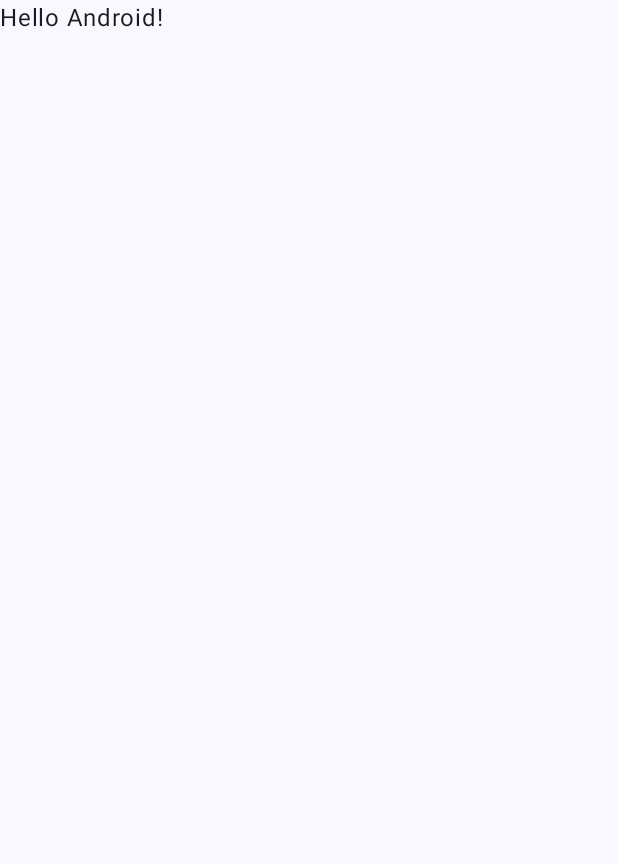
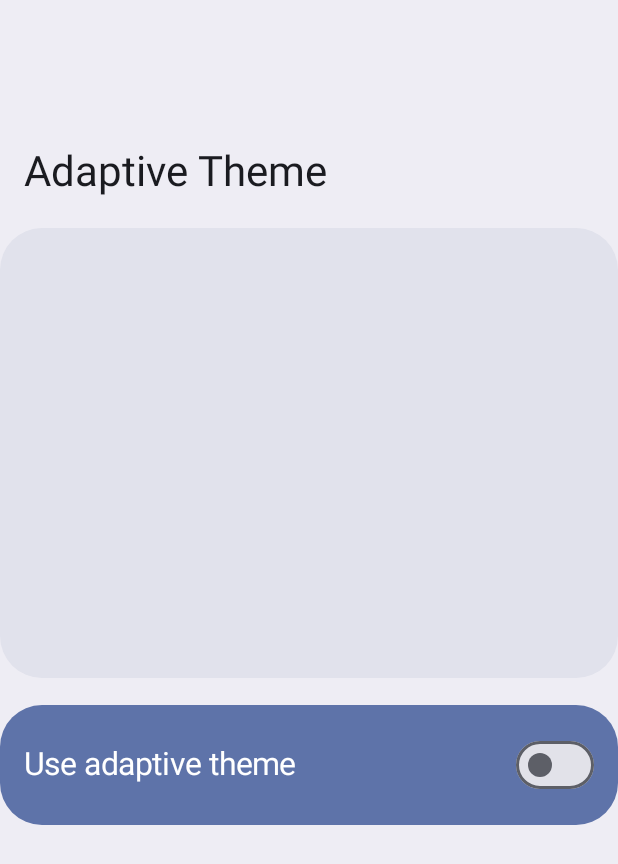
Before and after one commit to xLexip/Hecate, an Android app built with Jetpack Compose: the screen it shows after launch (MainActivity), on a phone screen of 412 x 824 dp. Before the commit the part shown is almost empty. Shown: the top 864 px of the screen. Run offline under Robolectric (Android 15) with nearby library versions, the phone set to English and light mode, and no system bars.

Commit message:
feat(ui): Basic UI implementation
#14
* Implement a basic main activity to use as an adaptive theme settings screen.

```diff
--- a/app/src/main/AndroidManifest.xml
+++ b/app/src/main/AndroidManifest.xml
@@ -13,8 +13,8 @@
 			android:usesCleartextTraffic="false"
 			android:windowSoftInputMode="adjustResize">
 		<activity
-				android:name="MainActivity"
-				android:exported="true"
+			android:name=".ui.MainActivity"
+			android:exported="true"
 				android:theme="@style/Theme.App.Starting">
 			<intent-filter>
 				<action android:name="android.intent.action.MAIN" />
--- a/app/src/main/java/dev/lexip/hecate/MainActivity.kt
+++ /dev/null
@@ -1,61 +0,0 @@
-/*
- * Copyright (C) 2024 xLexip <https://lexip.dev>
- *
- * Licensed under the GNU General Public License, Version 3.0 (the "License");
- * you may not use this file except in compliance with the License.
- * You may obtain a copy of the License at
- *
- *     https://www.gnu.org/licenses/gpl-3.0
- *
- * Please see the License for specific terms regarding permissions and limitations.
- */
-
-package dev.lexip.hecate
-
-import android.os.Bundle
-import androidx.activity.ComponentActivity
-import androidx.activity.compose.setContent
-import androidx.activity.enableEdgeToEdge
-import androidx.compose.foundation.layout.fillMaxSize
-import androidx.compose.foundation.layout.padding
-import androidx.compose.material3.Scaffold
-import androidx.compose.material3.Text
-import androidx.compose.runtime.Composable
-import androidx.compose.ui.Modifier
-import androidx.compose.ui.tooling.preview.Preview
-import androidx.core.splashscreen.SplashScreen.Companion.installSplashScreen
-import dev.lexip.hecate.ui.theme.HecateTheme
-
-class MainActivity : ComponentActivity() {
-	override fun onCreate(savedInstanceState: Bundle?) {
-		super.onCreate(savedInstanceState)
-		installSplashScreen()
-		enableEdgeToEdge()
-		setContent {
-			HecateTheme {
-				Scaffold(modifier = Modifier.fillMaxSize()) { innerPadding ->
-					Greeting(
-						name = "Android",
-						modifier = Modifier.padding(innerPadding)
-					)
-				}
-			}
-		}
-	}
-}
-
-@Composable
-fun Greeting(name: String, modifier: Modifier = Modifier) {
-	Text(
-		text = "Hello $name!",
-		modifier = modifier
-	)
-}
-
-@Preview(showBackground = true)
-@Composable
-fun GreetingPreview() {
-	HecateTheme {
-		Greeting("Android")
-	}
-}
--- /dev/null
+++ b/app/src/main/java/dev/lexip/hecate/ui/MainActivity.kt
@@ -0,0 +1,121 @@
+/*
+ * Copyright (C) 2024 xLexip <https://lexip.dev>
+ *
+ * Licensed under the GNU General Public License, Version 3.0 (the "License");
+ * you may not use this file except in compliance with the License.
+ * You may obtain a copy of the License at
+ *
+ *     https://www.gnu.org/licenses/gpl-3.0
+ *
+ * Please see the License for specific terms regarding permissions and limitations.
+ */
+
+package dev.lexip.hecate.ui
+
+import android.os.Bundle
+import androidx.activity.ComponentActivity
+import androidx.activity.compose.setContent
+import androidx.activity.enableEdgeToEdge
+import androidx.compose.foundation.layout.Arrangement
+import androidx.compose.foundation.layout.Column
+import androidx.compose.foundation.layout.WindowInsets
+import androidx.compose.foundation.layout.WindowInsetsSides
+import androidx.compose.foundation.layout.fillMaxSize
+import androidx.compose.foundation.layout.fillMaxWidth
+import androidx.compose.foundation.layout.height
+import androidx.compose.foundation.layout.only
+import androidx.compose.foundation.layout.padding
+import androidx.compose.foundation.layout.systemGestures
+import androidx.compose.foundation.layout.windowInsetsPadding
+import androidx.compose.foundation.rememberScrollState
+import androidx.compose.foundation.verticalScroll
+import androidx.compose.material3.Card
+import androidx.compose.material3.CardDefaults
+import androidx.compose.material3.ExperimentalMaterial3Api
+import androidx.compose.material3.LargeTopAppBar
+import androidx.compose.material3.MaterialTheme
+import androidx.compose.material3.Scaffold
+import androidx.compose.material3.Text
+import androidx.compose.material3.TopAppBarDefaults
+import androidx.compose.runtime.Composable
+import androidx.compose.runtime.getValue
+import androidx.compose.ui.Modifier
+import androidx.compose.ui.input.nestedscroll.nestedScroll
+import androidx.compose.ui.res.stringResource
+import androidx.compose.ui.unit.dp
+import androidx.core.splashscreen.SplashScreen.Companion.installSplashScreen
+import androidx.lifecycle.compose.collectAsStateWithLifecycle
+import androidx.lifecycle.viewmodel.compose.viewModel
+import dev.lexip.hecate.R
+import dev.lexip.hecate.ui.components.SwitchPreferenceCard
+import dev.lexip.hecate.ui.theme.HecateTheme
+import dev.lexip.hecate.ui.theme.hecateTopAppBarColors
+
+
+class MainActivity : ComponentActivity() {
+
+	override fun onCreate(savedInstanceState: Bundle?) {
+		super.onCreate(savedInstanceState)
+		installSplashScreen()
+		enableEdgeToEdge()
+
+		setContent {
+			AdaptiveThemeScreen()
+		}
+	}
+}
+
+@OptIn(ExperimentalMaterial3Api::class)
+@Composable
+fun AdaptiveThemeScreen(
+	viewModel: MainActivityViewModel = viewModel()
+) {
+	val uiState by viewModel.uiState.collectAsStateWithLifecycle()
+	HecateTheme {
+		val scrollBehavior =
+			TopAppBarDefaults.enterAlwaysScrollBehavior()
+		Scaffold(
+			modifier = Modifier
+				.nestedScroll(scrollBehavior.nestedScrollConnection),
+			containerColor = MaterialTheme.colorScheme.surfaceContainer,
+			topBar = {
+				LargeTopAppBar(
+					colors = hecateTopAppBarColors(),
+					title = {
+						Text(
+							text = stringResource(id = R.string.app_name),
+						)
+					},
+					scrollBehavior = scrollBehavior
+				)
+			}
+		) { innerPadding ->
+			Column(
+				modifier = Modifier
+					.windowInsetsPadding(WindowInsets.systemGestures.only(WindowInsetsSides.Horizontal))
+					.fillMaxSize()
+					.padding(innerPadding)
+					.verticalScroll(rememberScrollState()),
+				verticalArrangement = Arrangement.spacedBy(18.dp)
+
+			) {
+				Card(
+					modifier = Modifier
+						.fillMaxWidth()
+						.height(300.dp),
+					colors = CardDefaults.cardColors(containerColor = MaterialTheme.colorScheme.surfaceVariant),
+					shape = MaterialTheme.shapes.extraLarge
+				) {
+					// TODO #15: Add infographic / demo animation to the main activity
+				}
+				SwitchPreferenceCard(
+					text = stringResource(
+						id = R.string.action_use_adaptive_theme
+					),
+					isChecked = uiState.isAdaptiveThemeEnabled,
+					onCheckedChange = { _ -> viewModel.toggleAdaptiveTheme() }
+				)
+			}
+		}
+	}
+}
--- /dev/null
+++ b/app/src/main/java/dev/lexip/hecate/ui/MainActivityViewModel.kt
@@ -0,0 +1,36 @@
+/*
+ * Copyright (C) 2024 xLexip <https://lexip.dev>
+ *
+ * Licensed under the GNU General Public License, Version 3.0 (the "License");
+ * you may not use this file except in compliance with the License.
+ * You may obtain a copy of the License at
+ *
+ *     https://www.gnu.org/licenses/gpl-3.0
+ *
+ * Please see the License for specific terms regarding permissions and limitations.
+ */
+
+package dev.lexip.hecate.ui
+
+import androidx.lifecycle.ViewModel
+import kotlinx.coroutines.flow.MutableStateFlow
+import kotlinx.coroutines.flow.StateFlow
+import kotlinx.coroutines.flow.asStateFlow
+import kotlinx.coroutines.flow.update
+
+data class MainActivityUiState(
+	val isAdaptiveThemeEnabled: Boolean = false
+)
+
+class MainActivityViewModel : ViewModel() {
+	private val _uiState = MutableStateFlow(MainActivityUiState())
+	val uiState: StateFlow<MainActivityUiState> = _uiState.asStateFlow()
+
+	fun toggleAdaptiveTheme() {
+		_uiState.update {
+			it.copy(
+				isAdaptiveThemeEnabled = !it.isAdaptiveThemeEnabled
+			)
+		}
+	}
+}
--- /dev/null
+++ b/app/src/main/java/dev/lexip/hecate/ui/components/SwitchPreferenceCard.kt
@@ -0,0 +1,58 @@
+/*
+ * Copyright (C) 2024 xLexip <https://lexip.dev>
+ *
+ * Licensed under the GNU General Public License, Version 3.0 (the "License");
+ * you may not use this file except in compliance with the License.
+ * You may obtain a copy of the License at
+ *
+ *     https://www.gnu.org/licenses/gpl-3.0
+ *
+ * Please see the License for specific terms regarding permissions and limitations.
+ */
+
+package dev.lexip.hecate.ui.components
+
+import androidx.compose.foundation.layout.Arrangement
+import androidx.compose.foundation.layout.PaddingValues
+import androidx.compose.foundation.layout.Row
+import androidx.compose.foundation.layout.fillMaxWidth
+import androidx.compose.foundation.layout.padding
+import androidx.compose.material3.Card
+import androidx.compose.material3.CardDefaults
+import androidx.compose.material3.MaterialTheme
+import androidx.compose.material3.Switch
+import androidx.compose.material3.Text
+import androidx.compose.runtime.Composable
+import androidx.compose.ui.Alignment
+import androidx.compose.ui.Modifier
+import androidx.compose.ui.unit.dp
+import androidx.compose.ui.unit.sp
+
+@Composable
+fun SwitchPreferenceCard(text: String, isChecked: Boolean, onCheckedChange: (Boolean) -> Unit) {
+	val mainSwitchTextSize = (MaterialTheme.typography.titleLarge.fontSize.value - 1).sp
+
+	Card(
+		modifier = Modifier
+			.fillMaxWidth(),
+		shape = MaterialTheme.shapes.extraLarge,
+		colors = CardDefaults.cardColors(containerColor = MaterialTheme.colorScheme.primaryContainer),
+		onClick = { onCheckedChange(isChecked) }
+	) {
+		Row(
+			modifier = Modifier
+				.fillMaxWidth()
+				.padding(PaddingValues(16.dp)),
+			verticalAlignment = Alignment.CenterVertically,
+			horizontalArrangement = Arrangement.SpaceBetween
+		) {
+			Text(
+				style = MaterialTheme.typography.titleLarge,
+				fontSize = mainSwitchTextSize,
+				color = MaterialTheme.colorScheme.onPrimaryContainer,
+				text = text
+			)
+			Switch(checked = isChecked, onCheckedChange = onCheckedChange)
+		}
+	}
+}
--- a/app/src/main/res/values/strings.xml
+++ b/app/src/main/res/values/strings.xml
@@ -1,3 +1,4 @@
 <resources>
-	<string name="app_name">Hecate</string>
+	<string name="app_name">Adaptive Theme</string>
+	<string name="action_use_adaptive_theme">Use adaptive theme</string>
 </resources>
```
Also changed, not shown: app/src/main/java/dev/lexip/hecate/ui/theme/Theme.kt (+12 -0 lines).
